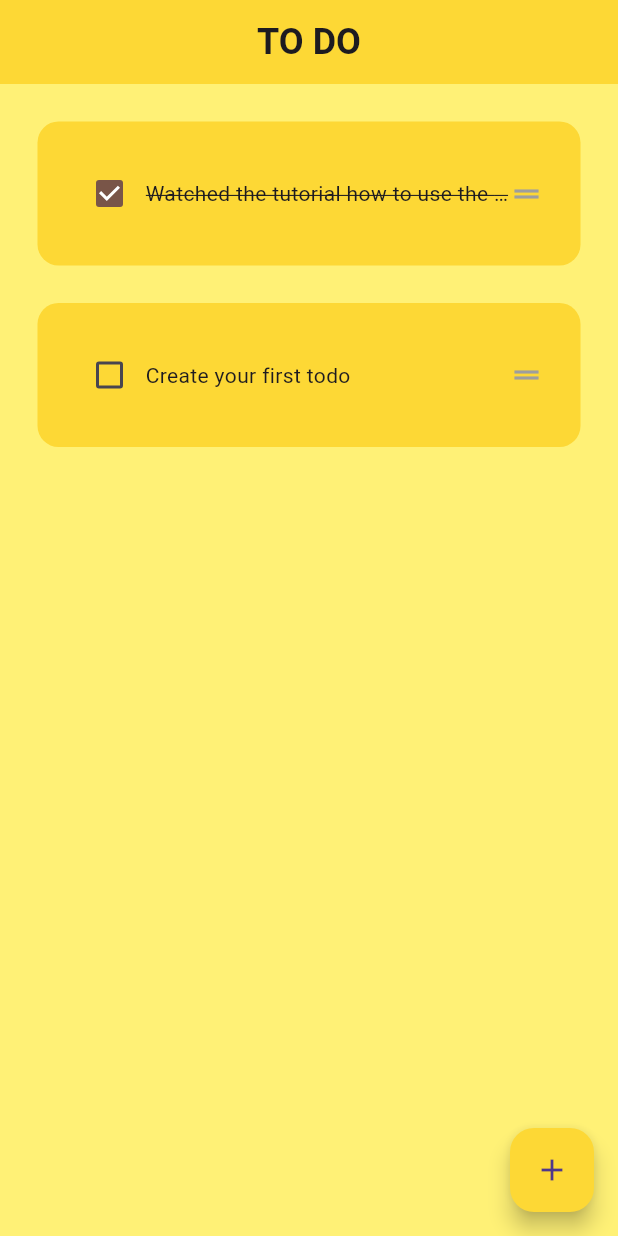
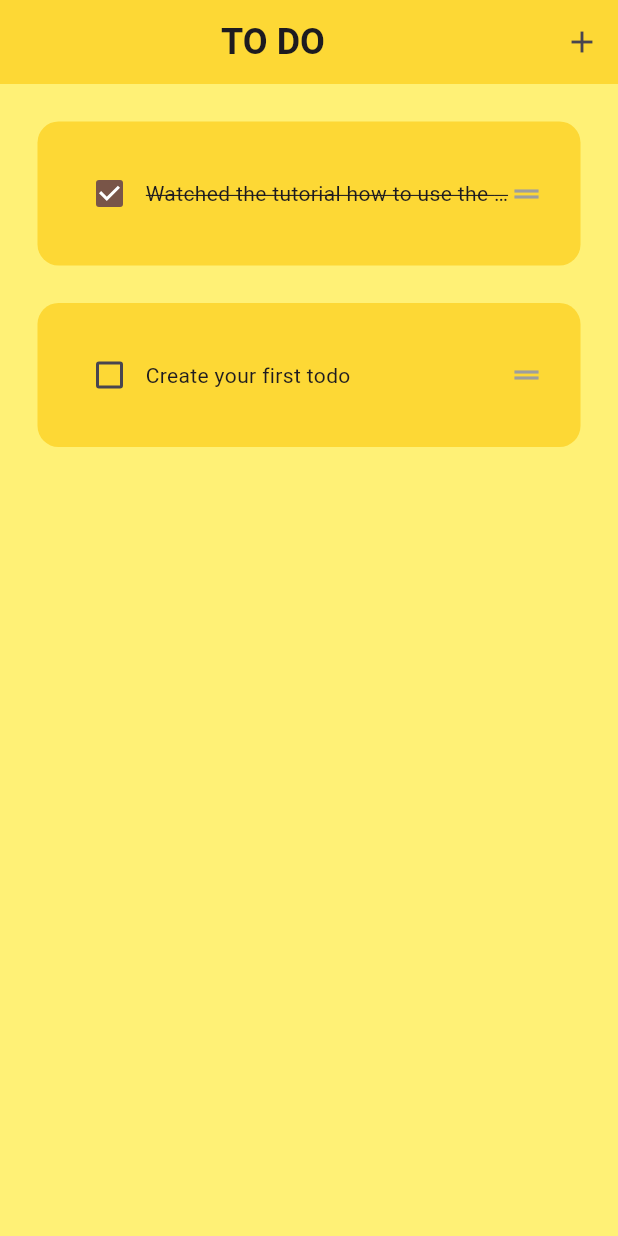
Before and after one commit to salvatoresalanitro/FlutterToDoApp, a Flutter app: the screen it shows after launch, on a phone screen of 412 x 824 dp. Run offline on Flutter 3.47's test engine with Material 3 defaults, Android fonts, the phone set to English and light mode, and no system bars; drawn by our look-alikes of flutter_slidable; our stand-ins replace hive_flutter; accounts and stored records are empty.

Commit message:
change floating button to iconButton on appBar

```diff
--- a/lib/components/todo_tile.dart
+++ b/lib/components/todo_tile.dart
@@ -39,7 +39,7 @@ class ToDoTile extends StatelessWidget {
                   bottomRight: Radius.circular(14.0),
                 ),
 
-                //Is needed to has decoration
+                //Is needed to have decoration
                 child: Container(
                   decoration: BoxDecoration(
                     gradient: LinearGradient(
--- a/lib/pages/home_page.dart
+++ b/lib/pages/home_page.dart
@@ -122,11 +122,12 @@ class _HomePageState extends State<HomePage> {
             ),
           )
         ),
-      ),
-      floatingActionButton: FloatingActionButton(
-        onPressed: _createNewTask,
-        backgroundColor: Colors.yellow[600],
-        child: Icon(Icons.add),
+        actions: [
+          IconButton(
+            onPressed: _createNewTask,
+            icon: Icon(Icons.add)
+          )
+        ],
       ),
       body: ReorderableListView.builder(
         itemCount: db.toDoList.length,
@@ -152,7 +153,7 @@ class _HomePageState extends State<HomePage> {
               onTap: () => _editTask(index, db.toDoList[index][1]),
             );
         }
-      )
+      ),
     );
   }
 }
```
